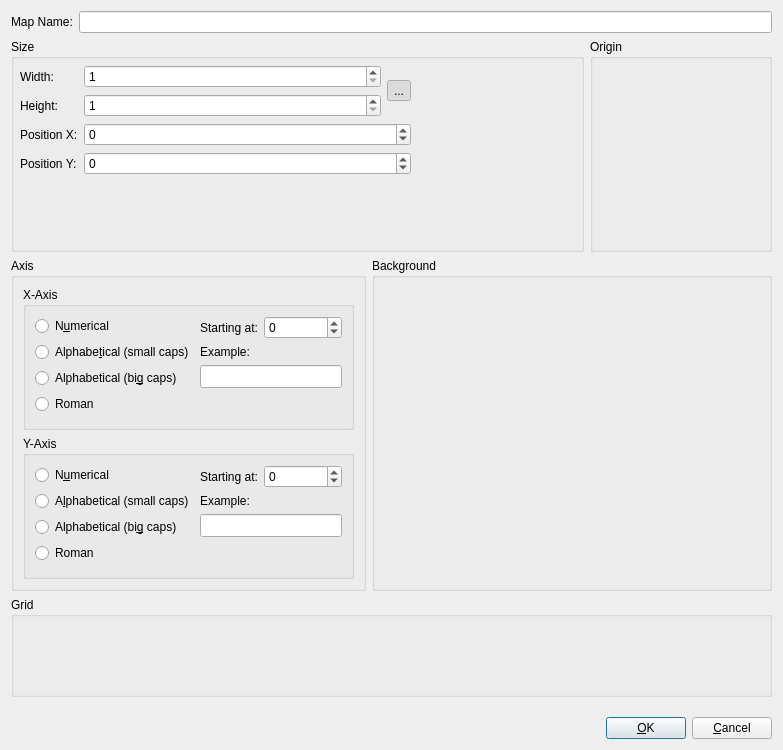
This is bin/view/mappropertiesdialog.ui in dyle/rpgmapper as Qt 5 draws it before an edit. The edited form follows.
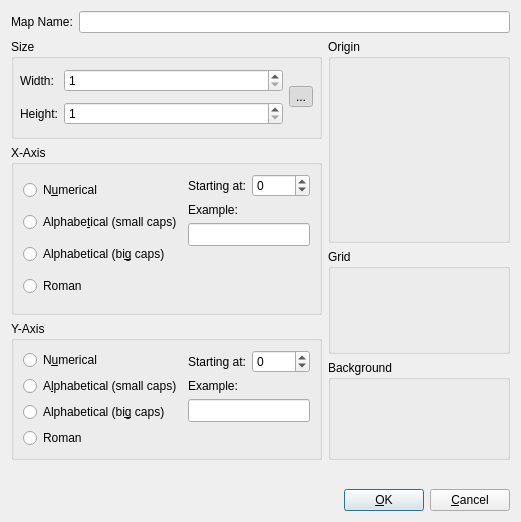
This is the edited form. Icons and pictures are not drawn. Custom widgets are drawn as their Qt base class.

The edit to the form file:
```diff
--- a/bin/view/mappropertiesdialog.ui
+++ b/bin/view/mappropertiesdialog.ui
@@ -6,17 +6,23 @@
    <rect>
     <x>0</x>
     <y>0</y>
-    <width>783</width>
-    <height>750</height>
+    <width>518</width>
+    <height>522</height>
    </rect>
   </property>
   <property name="windowTitle">
    <string>Dialog</string>
   </property>
-  <layout class="QVBoxLayout" name="verticalLayout_2">
+  <layout class="QGridLayout" name="gridLayout_2">
+   <item row="4" column="0" rowspan="2">
+    <widget class="QGroupBox" name="gbAxisY">
+     <property name="title">
+      <string>Y-Axis</string>
+     </property>
+     <layout class="QHBoxLayout" name="horizontalLayout_7">
    <item>
-    <widget class="QWidget" name="wdMapName" native="true">
-     <layout class="QHBoxLayout" name="horizontalLayout_2" stretch="0,1">
+       <widget class="QWidget" name="wdAxisTypeY" native="true">
+        <layout class="QVBoxLayout" name="verticalLayout_5">
       <property name="leftMargin">
        <number>0</number>
       </property>
@@ -30,21 +36,39 @@
        <number>0</number>
       </property>
       <item>
-       <widget class="QLabel" name="lblName">
+          <widget class="QRadioButton" name="rbNumericalY">
         <property name="text">
-         <string>Map Name:</string>
+            <string>N&amp;umerical</string>
         </property>
        </widget>
       </item>
       <item>
-       <widget class="QLineEdit" name="edtName"/>
-      </item>
+          <widget class="QRadioButton" name="rbAlphaSmallY">
+           <property name="text">
+            <string>A&amp;lphabetical (small caps)</string>
+           </property>
+          </widget>
+         </item>
+         <item>
+          <widget class="QRadioButton" name="rbAlphaBigY">
+           <property name="text">
+            <string>Alphabetical (bi&amp;g caps)</string>
+           </property>
+          </widget>
+         </item>
+         <item>
+          <widget class="QRadioButton" name="rbRomanY">
+           <property name="text">
+            <string>Roman</string>
+           </property>
+          </widget>
+         </item>
      </layout>
     </widget>
    </item>
    <item>
-    <widget class="QWidget" name="wdMapSizing" native="true">
-     <layout class="QHBoxLayout" name="horizontalLayout_3" stretch="0,0">
+       <widget class="QWidget" name="wdStartingSampleY" native="true">
+        <layout class="QVBoxLayout" name="verticalLayout_6">
       <property name="leftMargin">
        <number>0</number>
       </property>
@@ -58,11 +82,85 @@
        <number>0</number>
       </property>
       <item>
+          <widget class="QWidget" name="wdStartY" native="true">
+           <layout class="QHBoxLayout" name="horizontalLayout_8" stretch="0,1">
+            <property name="leftMargin">
+             <number>0</number>
+            </property>
+            <property name="topMargin">
+             <number>0</number>
+            </property>
+            <property name="rightMargin">
+             <number>0</number>
+            </property>
+            <property name="bottomMargin">
+             <number>0</number>
+            </property>
+            <item>
+             <widget class="QLabel" name="lblStartYTitle">
+              <property name="text">
+               <string>Starting at:</string>
+              </property>
+             </widget>
+            </item>
+            <item>
+             <widget class="QSpinBox" name="sbStartYValue">
+              <property name="minimum">
+               <number>-1000</number>
+              </property>
+              <property name="maximum">
+               <number>999</number>
+              </property>
+             </widget>
+            </item>
+           </layout>
+          </widget>
+         </item>
+         <item>
+          <widget class="QLabel" name="lblSampleY">
+           <property name="text">
+            <string>Example:</string>
+           </property>
+          </widget>
+         </item>
+         <item>
+          <widget class="QLineEdit" name="edtAxisYSample">
+           <property name="font">
+            <font>
+             <family>Monospace</family>
+             <pointsize>10</pointsize>
+            </font>
+           </property>
+           <property name="readOnly">
+            <bool>true</bool>
+           </property>
+          </widget>
+         </item>
+         <item>
+          <spacer name="spSampleY">
+           <property name="orientation">
+            <enum>Qt::Vertical</enum>
+           </property>
+           <property name="sizeHint" stdset="0">
+            <size>
+             <width>20</width>
+             <height>40</height>
+            </size>
+           </property>
+          </spacer>
+         </item>
+        </layout>
+       </widget>
+      </item>
+     </layout>
+    </widget>
+   </item>
+   <item row="1" column="0">
        <widget class="QGroupBox" name="gbSize">
         <property name="title">
          <string>Size</string>
         </property>
-        <layout class="QGridLayout" name="lySize" rowstretch="0,1" columnstretch="1,0,0">
+     <layout class="QGridLayout" name="lySize" rowstretch="0,0" columnstretch="1">
          <property name="leftMargin">
           <number>6</number>
          </property>
@@ -75,28 +173,6 @@
          <property name="bottomMargin">
           <number>6</number>
          </property>
-         <item row="0" column="2">
-          <widget class="rpgmapper::view::MapResizeWidget" name="wdMapResize" native="true">
-           <property name="sizePolicy">
-            <sizepolicy hsizetype="Fixed" vsizetype="Fixed">
-             <horstretch>0</horstretch>
-             <verstretch>0</verstretch>
-            </sizepolicy>
-           </property>
-           <property name="minimumSize">
-            <size>
-             <width>158</width>
-             <height>158</height>
-            </size>
-           </property>
-           <property name="maximumSize">
-            <size>
-             <width>158</width>
-             <height>158</height>
-            </size>
-           </property>
-          </widget>
-         </item>
          <item row="0" column="0" rowspan="2">
           <widget class="QWidget" name="wdResizeValues" native="true">
            <layout class="QGridLayout" name="gridLayout" columnstretch="0,1,0">
@@ -112,30 +188,6 @@
             <property name="bottomMargin">
              <number>0</number>
             </property>
-            <item row="3" column="0">
-             <widget class="QLabel" name="lblResizeOffsetY">
-              <property name="text">
-               <string>Position Y:</string>
-              </property>
-             </widget>
-            </item>
-            <item row="1" column="1">
-             <widget class="QSpinBox" name="sbHeight">
-              <property name="minimum">
-               <number>1</number>
-              </property>
-              <property name="maximum">
-               <number>1000</number>
-              </property>
-             </widget>
-            </item>
-            <item row="2" column="0">
-             <widget class="QLabel" name="lblResizeOffsetX">
-              <property name="text">
-               <string>Position X:</string>
-              </property>
-             </widget>
-            </item>
             <item row="1" column="0">
              <widget class="QLabel" name="lblHeight">
               <property name="text">
@@ -143,28 +195,8 @@
               </property>
              </widget>
             </item>
-            <item row="4" column="1">
-             <spacer name="spDimensions">
-              <property name="orientation">
-               <enum>Qt::Vertical</enum>
-              </property>
-              <property name="sizeHint" stdset="0">
-               <size>
-                <width>20</width>
-                <height>40</height>
-               </size>
-              </property>
-             </spacer>
-            </item>
-            <item row="0" column="0">
-             <widget class="QLabel" name="lblWidth">
-              <property name="text">
-               <string>Width:</string>
-              </property>
-             </widget>
-            </item>
-            <item row="0" column="1">
-             <widget class="QSpinBox" name="sbWidth">
+         <item row="1" column="1">
+          <widget class="QSpinBox" name="sbHeight">
               <property name="minimum">
                <number>1</number>
               </property>
@@ -199,95 +231,45 @@
               </property>
              </widget>
             </item>
-            <item row="2" column="1" colspan="2">
-             <widget class="QSpinBox" name="sbResizeOffsetX">
-              <property name="minimum">
-               <number>-999</number>
-              </property>
-              <property name="maximum">
-               <number>999</number>
-              </property>
-             </widget>
-            </item>
-            <item row="3" column="1" colspan="2">
-             <widget class="QSpinBox" name="sbResizeOffsetY">
+         <item row="0" column="0">
+          <widget class="QLabel" name="lblWidth">
+           <property name="text">
+            <string>Width:</string>
+           </property>
+          </widget>
+         </item>
+         <item row="0" column="1">
+          <widget class="QSpinBox" name="sbWidth">
               <property name="minimum">
-               <number>-999</number>
+            <number>1</number>
               </property>
               <property name="maximum">
-               <number>999</number>
+            <number>1000</number>
               </property>
              </widget>
             </item>
            </layout>
           </widget>
          </item>
-         <item row="1" column="2">
-          <spacer name="spResizeMap">
-           <property name="orientation">
-            <enum>Qt::Vertical</enum>
-           </property>
-           <property name="sizeHint" stdset="0">
-            <size>
-             <width>20</width>
-             <height>40</height>
-            </size>
-           </property>
-          </spacer>
-         </item>
         </layout>
        </widget>
       </item>
-      <item>
-       <widget class="QGroupBox" name="gbCorner">
-        <property name="title">
-         <string>Origin</string>
-        </property>
-        <layout class="QVBoxLayout" name="verticalLayout">
-         <item>
-          <widget class="rpgmapper::view::OriginCornerWidget" name="wdOriginCornerWidget" native="true">
-           <property name="sizePolicy">
-            <sizepolicy hsizetype="Fixed" vsizetype="Fixed">
-             <horstretch>0</horstretch>
-             <verstretch>0</verstretch>
-            </sizepolicy>
-           </property>
+   <item row="5" column="1">
+    <widget class="QGroupBox" name="gbBackground">
            <property name="minimumSize">
             <size>
-             <width>158</width>
-             <height>158</height>
-            </size>
-           </property>
-           <property name="maximumSize">
-            <size>
-             <width>158</width>
-             <height>158</height>
-            </size>
+       <width>100</width>
+       <height>100</height>
+      </size>
+     </property>
+     <property name="title">
+      <string>Background</string>
            </property>
           </widget>
          </item>
-         <item>
-          <spacer name="spCorner">
-           <property name="orientation">
-            <enum>Qt::Vertical</enum>
-           </property>
-           <property name="sizeHint" stdset="0">
-            <size>
-             <width>20</width>
-             <height>40</height>
-            </size>
-           </property>
-          </spacer>
-         </item>
-        </layout>
-       </widget>
-      </item>
-     </layout>
-    </widget>
-   </item>
-   <item>
-    <widget class="QWidget" name="wdGridAndAxis" native="true">
-     <layout class="QHBoxLayout" name="horizontalLayout_4">
+   <item row="0" column="0" colspan="2">
+    <widget class="QWidget" name="wdMapName" native="true">
+     <layout class="QHBoxLayout" name="horizontalLayout_2" stretch="0,1">
       <property name="leftMargin">
        <number>0</number>
       </property>
@@ -301,18 +283,19 @@
        <number>0</number>
       </property>
       <item>
-       <widget class="QGroupBox" name="gbAxis">
-        <property name="minimumSize">
-         <size>
-          <width>0</width>
-          <height>0</height>
-         </size>
+       <widget class="QLabel" name="lblName">
+        <property name="text">
+         <string>Map Name:</string>
         </property>
-        <property name="title">
-         <string>Axis</string>
-        </property>
-        <layout class="QVBoxLayout" name="verticalLayout_7">
+       </widget>
+      </item>
          <item>
+       <widget class="QLineEdit" name="edtName"/>
+      </item>
+     </layout>
+    </widget>
+   </item>
+   <item row="2" column="0" rowspan="2">
           <widget class="QGroupBox" name="gbAxisX">
            <property name="title">
             <string>X-Axis</string>
@@ -453,206 +436,7 @@
            </layout>
           </widget>
          </item>
-         <item>
-          <widget class="QGroupBox" name="gbAxisY">
-           <property name="title">
-            <string>Y-Axis</string>
-           </property>
-           <layout class="QHBoxLayout" name="horizontalLayout_7">
-            <item>
-             <widget class="QWidget" name="wdAxisTypeY" native="true">
-              <layout class="QVBoxLayout" name="verticalLayout_5">
-               <property name="leftMargin">
-                <number>0</number>
-               </property>
-               <property name="topMargin">
-                <number>0</number>
-               </property>
-               <property name="rightMargin">
-                <number>0</number>
-               </property>
-               <property name="bottomMargin">
-                <number>0</number>
-               </property>
-               <item>
-                <widget class="QRadioButton" name="rbNumericalY">
-                 <property name="text">
-                  <string>N&amp;umerical</string>
-                 </property>
-                </widget>
-               </item>
-               <item>
-                <widget class="QRadioButton" name="rbAlphaSmallY">
-                 <property name="text">
-                  <string>A&amp;lphabetical (small caps)</string>
-                 </property>
-                </widget>
-               </item>
-               <item>
-                <widget class="QRadioButton" name="rbAlphaBigY">
-                 <property name="text">
-                  <string>Alphabetical (bi&amp;g caps)</string>
-                 </property>
-                </widget>
-               </item>
-               <item>
-                <widget class="QRadioButton" name="rbRomanY">
-                 <property name="text">
-                  <string>Roman</string>
-                 </property>
-                </widget>
-               </item>
-              </layout>
-             </widget>
-            </item>
-            <item>
-             <widget class="QWidget" name="wdStartingSampleY" native="true">
-              <layout class="QVBoxLayout" name="verticalLayout_6">
-               <property name="leftMargin">
-                <number>0</number>
-               </property>
-               <property name="topMargin">
-                <number>0</number>
-               </property>
-               <property name="rightMargin">
-                <number>0</number>
-               </property>
-               <property name="bottomMargin">
-                <number>0</number>
-               </property>
-               <item>
-                <widget class="QWidget" name="wdStartY" native="true">
-                 <layout class="QHBoxLayout" name="horizontalLayout_8" stretch="0,1">
-                  <property name="leftMargin">
-                   <number>0</number>
-                  </property>
-                  <property name="topMargin">
-                   <number>0</number>
-                  </property>
-                  <property name="rightMargin">
-                   <number>0</number>
-                  </property>
-                  <property name="bottomMargin">
-                   <number>0</number>
-                  </property>
-                  <item>
-                   <widget class="QLabel" name="lblStartYTitle">
-                    <property name="text">
-                     <string>Starting at:</string>
-                    </property>
-                   </widget>
-                  </item>
-                  <item>
-                   <widget class="QSpinBox" name="sbStartYValue">
-                    <property name="minimum">
-                     <number>-1000</number>
-                    </property>
-                    <property name="maximum">
-                     <number>999</number>
-                    </property>
-                   </widget>
-                  </item>
-                 </layout>
-                </widget>
-               </item>
-               <item>
-                <widget class="QLabel" name="lblSampleY">
-                 <property name="text">
-                  <string>Example:</string>
-                 </property>
-                </widget>
-               </item>
-               <item>
-                <widget class="QLineEdit" name="edtAxisYSample">
-                 <property name="font">
-                  <font>
-                   <family>Monospace</family>
-                   <pointsize>10</pointsize>
-                  </font>
-                 </property>
-                 <property name="readOnly">
-                  <bool>true</bool>
-                 </property>
-                </widget>
-               </item>
-               <item>
-                <spacer name="spSampleY">
-                 <property name="orientation">
-                  <enum>Qt::Vertical</enum>
-                 </property>
-                 <property name="sizeHint" stdset="0">
-                  <size>
-                   <width>20</width>
-                   <height>40</height>
-                  </size>
-                 </property>
-                </spacer>
-               </item>
-              </layout>
-             </widget>
-            </item>
-           </layout>
-          </widget>
-         </item>
-         <item>
-          <spacer name="verticalSpacer">
-           <property name="orientation">
-            <enum>Qt::Vertical</enum>
-           </property>
-           <property name="sizeHint" stdset="0">
-            <size>
-             <width>20</width>
-             <height>7</height>
-            </size>
-           </property>
-          </spacer>
-         </item>
-        </layout>
-       </widget>
-      </item>
-      <item>
-       <widget class="QGroupBox" name="gbBackground">
-        <property name="minimumSize">
-         <size>
-          <width>400</width>
-          <height>100</height>
-         </size>
-        </property>
-        <property name="title">
-         <string>Background</string>
-        </property>
-       </widget>
-      </item>
-     </layout>
-    </widget>
-   </item>
-   <item>
-    <widget class="QGroupBox" name="gbGrid">
-     <property name="minimumSize">
-      <size>
-       <width>0</width>
-       <height>100</height>
-      </size>
-     </property>
-     <property name="title">
-      <string>Grid</string>
-     </property>
-    </widget>
-   </item>
-   <item>
-    <spacer name="spMain">
-     <property name="orientation">
-      <enum>Qt::Vertical</enum>
-     </property>
-     <property name="sizeHint" stdset="0">
-      <size>
-       <width>20</width>
-       <height>40</height>
-      </size>
-     </property>
-    </spacer>
-   </item>
-   <item>
+   <item row="7" column="0" colspan="2">
     <widget class="QWidget" name="wdButtonBox" native="true">
      <layout class="QHBoxLayout" name="horizontalLayout">
       <property name="leftMargin">
@@ -703,6 +487,76 @@
      </layout>
     </widget>
    </item>
+   <item row="3" column="1" rowspan="2">
+    <widget class="QGroupBox" name="gbGrid">
+     <property name="minimumSize">
+      <size>
+       <width>0</width>
+       <height>100</height>
+      </size>
+     </property>
+     <property name="title">
+      <string>Grid</string>
+     </property>
+    </widget>
+   </item>
+   <item row="1" column="1" rowspan="2">
+    <widget class="QGroupBox" name="gbCorner">
+     <property name="title">
+      <string>Origin</string>
+     </property>
+     <layout class="QVBoxLayout" name="verticalLayout">
+      <item>
+       <widget class="rpgmapper::view::OriginCornerWidget" name="wdOriginCornerWidget" native="true">
+        <property name="sizePolicy">
+         <sizepolicy hsizetype="Fixed" vsizetype="Fixed">
+          <horstretch>0</horstretch>
+          <verstretch>0</verstretch>
+         </sizepolicy>
+        </property>
+        <property name="minimumSize">
+         <size>
+          <width>158</width>
+          <height>158</height>
+         </size>
+        </property>
+        <property name="maximumSize">
+         <size>
+          <width>158</width>
+          <height>158</height>
+         </size>
+        </property>
+       </widget>
+      </item>
+      <item>
+       <spacer name="spCorner">
+        <property name="orientation">
+         <enum>Qt::Vertical</enum>
+        </property>
+        <property name="sizeHint" stdset="0">
+         <size>
+          <width>20</width>
+          <height>40</height>
+         </size>
+        </property>
+       </spacer>
+      </item>
+     </layout>
+    </widget>
+   </item>
+   <item row="6" column="0" colspan="2">
+    <spacer name="verticalSpacer">
+     <property name="orientation">
+      <enum>Qt::Vertical</enum>
+     </property>
+     <property name="sizeHint" stdset="0">
+      <size>
+       <width>20</width>
+       <height>40</height>
+      </size>
+     </property>
+    </spacer>
+   </item>
   </layout>
  </widget>
  <customwidgets>
@@ -712,12 +566,6 @@
    <header>view/origincornerwidget.hpp</header>
    <container>1</container>
   </customwidget>
-  <customwidget>
-   <class>rpgmapper::view::MapResizeWidget</class>
-   <extends>QWidget</extends>
-   <header>view/mapresizewidget.hpp</header>
-   <container>1</container>
-  </customwidget>
  </customwidgets>
  <tabstops>
   <tabstop>edtName</tabstop>
```
Left out of the diff: 5 changed lines with no effect on the pictures. Lines whose indentation alone changed are shown as unchanged.
